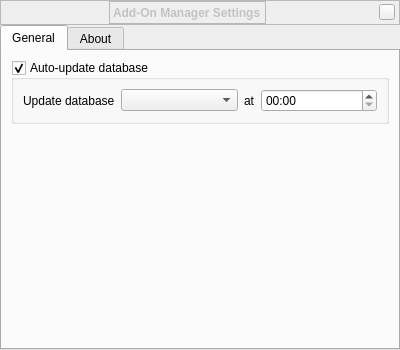
The window that src/gui/addonSettingsDialog.ui (Stellarium/stellarium) describes before a commit, drawn with Qt 5.
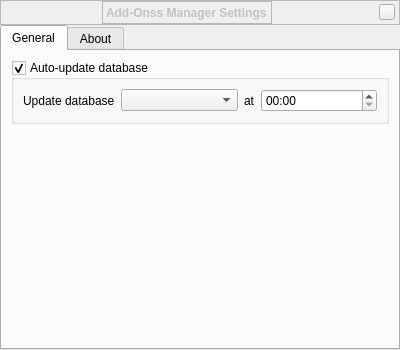
The same window after the commit. Custom widgets are drawn as their Qt base class.

Commit message: Rename 'Add-On Manager' to 'Add-Ons Manager'

Diff of the .ui file:
```diff
--- a/src/gui/addonSettingsDialog.ui
+++ b/src/gui/addonSettingsDialog.ui
@@ -170,7 +170,7 @@
          <number>0</number>
         </property>
         <property name="text">
-         <string>Add-On Manager Settings</string>
+         <string>Add-Onss Manager Settings</string>
         </property>
         <property name="indent">
          <number>-1</number>
```
The commit also changes 4 other files.
